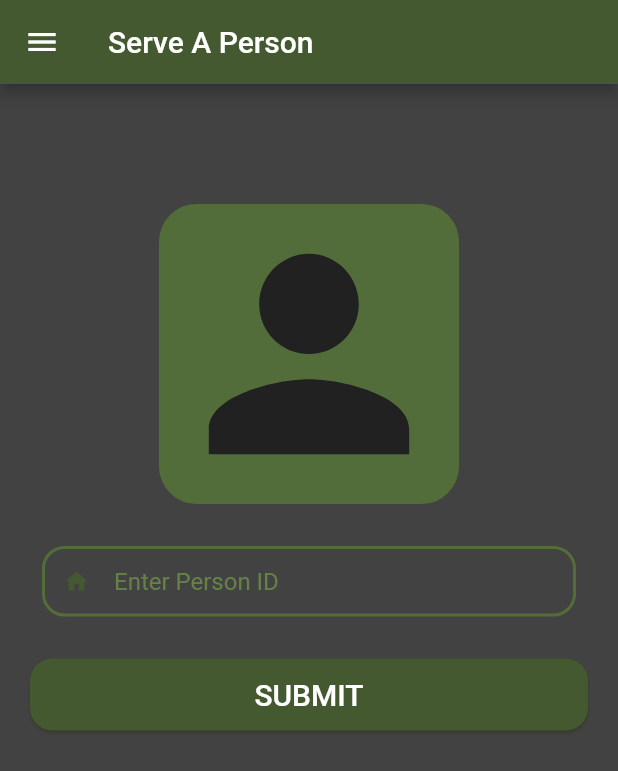
After one commit to etEthiopia/feedall_clientapp, a Flutter app: the PersonIDScreen screen opened by its route, on a phone screen of 412 x 824 dp. The commit adds this screen. Shown: the top 771 px of the screen. Run offline on Flutter 3.47's test engine with Material 2 defaults, Android fonts, the phone set to English and light mode, and no system bars; our stand-ins replace cached_network_image, cloud_firestore, firebase_core, flutter_phoenix, flutter_secure_storage, flutter_spinkit; accounts and stored records are empty.

Commit message:
person retreive is done

```diff
--- a/lang/am.json
+++ b/lang/am.json
@@ -31,5 +31,8 @@
     "confirm_btn_text": "አረጋግጥ",
     "empty_header": "",
     "login_error": "መግባት አልተቻለም",
-    "failed_to_update": "አዲስ ማስተካከያ አልተደረገም"
+    "failed_to_update": "አዲስ ማስተካከያ አልተደረገም",
+    "invalid_id": "የማይሰራ መታወቂያ",
+    "person_not_found": "ደንበኛው አልተገኝም",
+    "error_happened": "ዳታ ማግኘት አልተቻለም፣ ድጋሚ ይሞክሩ"
 }
--- a/lang/en.json
+++ b/lang/en.json
@@ -31,5 +31,8 @@
     "confirm_btn_text": "CONFIRM",
     "empty_header": "",
     "login_error": "Couldn't Login",
-    "failed_to_update": "Failed to Update"
+    "failed_to_update": "Failed to Update",
+    "invalid_id": "Invalid ID",
+    "person_not_found": "Person Not Found",
+    "error_happened": "Couldn't get the data, Please Try Again"
 }
--- a/lib/main.dart
+++ b/lib/main.dart
@@ -18,6 +18,7 @@ final storage = FlutterSecureStorage();
 FirebaseFirestore firestore = FirebaseFirestore.instance;
 CollectionReference clients = firestore.collection('clients');
 CollectionReference plates = firestore.collection('plates');
+CollectionReference people = firestore.collection('people');
 FirebaseApp app;
 
 void main() {
@@ -73,7 +74,8 @@ class _MyAppState extends State<MyApp> {
         '/day_stat': (context) => DayStatScreen(),
         '/account_balance': (context) => AccountBalanceScreen(),
         '/settings': (context) => SettingsScreen(),
-        '/person_detail': (context) => PersonProfileScreen()
+        '/person_detail': (context) => PersonProfileScreen(),
+        '/navigation': (context) => NavScreen(),
       },
       debugShowCheckedModeBanner: false,
       theme: ThemeData(
--- /dev/null
+++ b/lib/models/person.dart
@@ -0,0 +1,9 @@
+class Person {
+  int personId;
+  int level;
+  String picture;
+  bool valid;
+  String name;
+
+  Person({this.personId, this.name, this.level, this.picture, this.valid});
+}
--- a/lib/screens/login_screen.dart
+++ b/lib/screens/login_screen.dart
@@ -22,7 +22,7 @@ class _LoginScreenState extends State<LoginScreen> {
     return Container(
       padding: const EdgeInsets.all(8.0),
       child: Material(
-        color: background2.withOpacity(0.8),
+        color: background2,
         elevation: 0.0,
         child: Container(
           decoration: BoxDecoration(
@@ -31,6 +31,7 @@ class _LoginScreenState extends State<LoginScreen> {
                   color: primary, width: 2, style: BorderStyle.solid)),
           padding: const EdgeInsets.symmetric(horizontal: 12.0, vertical: 4.0),
           child: TextFormField(
+            style: TextStyle(color: Colors.white),
             decoration: InputDecoration(
                 hintText:
                     AppLocalizations.of(context).translate("enter_client_id"),
@@ -77,7 +78,7 @@ class _LoginScreenState extends State<LoginScreen> {
       child: Material(
         elevation: 1,
         shadowColor: dark,
-        color: dark,
+        color: primary,
         borderRadius: BorderRadius.circular(15.0),
         child: FlatButton(
           onPressed: () {
--- a/lib/screens/person_id_screen.dart
+++ b/lib/screens/person_id_screen.dart
@@ -1,17 +1,28 @@
 import 'package:feedall/app_localizations.dart';
 import 'package:feedall/components/appbar.dart';
 import 'package:feedall/components/drawer.dart';
+import 'package:feedall/components/show_error.dart';
+import 'package:feedall/screens/person_profile_screen.dart';
 import 'package:feedall/theme/theme_colors.dart';
 import 'package:flutter/material.dart';
 
 class PersonIDScreen extends StatelessWidget {
+  @override
+  Widget build(BuildContext context) {
+    return Scaffold(
+      body: Person(),
+    );
+  }
+}
+
+class Person extends StatelessWidget {
   final TextEditingController _idController = TextEditingController();
 
   Widget _idPrompt(var context) {
     return Container(
       padding: const EdgeInsets.all(8.0),
       child: Material(
-        color: background2.withOpacity(0.8),
+        color: background2,
         elevation: 0.0,
         child: Container(
           decoration: BoxDecoration(
@@ -20,7 +31,9 @@ class PersonIDScreen extends StatelessWidget {
                   color: primary, width: 2, style: BorderStyle.solid)),
           padding: const EdgeInsets.symmetric(horizontal: 12.0, vertical: 4.0),
           child: TextFormField(
+            style: TextStyle(color: Colors.white),
             decoration: InputDecoration(
+                fillColor: Colors.white,
                 hintText:
                     AppLocalizations.of(context).translate("enter_person_id"),
                 hintStyle: TextStyle(color: light),
@@ -74,7 +87,16 @@ class PersonIDScreen extends StatelessWidget {
         borderRadius: BorderRadius.circular(15.0),
         child: FlatButton(
           onPressed: () {
-            // _signin();
+            int pid = 0;
+            try {
+              pid = int.parse(_idController.text);
+              Navigator.of(context).push(MaterialPageRoute(
+                  builder: (context) => PersonProfileScreen(
+                        personid: pid,
+                      )));
+            } catch (e) {
+              showError('invalid_id', context);
+            }
           },
           child: Text(
             AppLocalizations.of(context).translate("submit_btn_text"),
@@ -91,7 +113,8 @@ class PersonIDScreen extends StatelessWidget {
         backgroundColor: background2,
         drawer: FeedAllDrawer(context),
         appBar: FeeadAllAppBar(context, 'serve_customer'),
-      body: SafeArea(
+        body: Builder(
+          builder: (context) => SafeArea(
             child: Container(
               padding: EdgeInsets.only(top: 40.0, left: 20.0, right: 20.0),
               child: SingleChildScrollView(
@@ -113,6 +136,6 @@ class PersonIDScreen extends StatelessWidget {
               ),
             ),
           ),
-    );
+        ));
   }
 }
```
Also changed, not shown: lib/components/drawer.dart (+11 -11 lines), lib/screens/person_profile_screen.dart (+101 -15 lines). Lines whose indentation alone changed are shown as unchanged.
